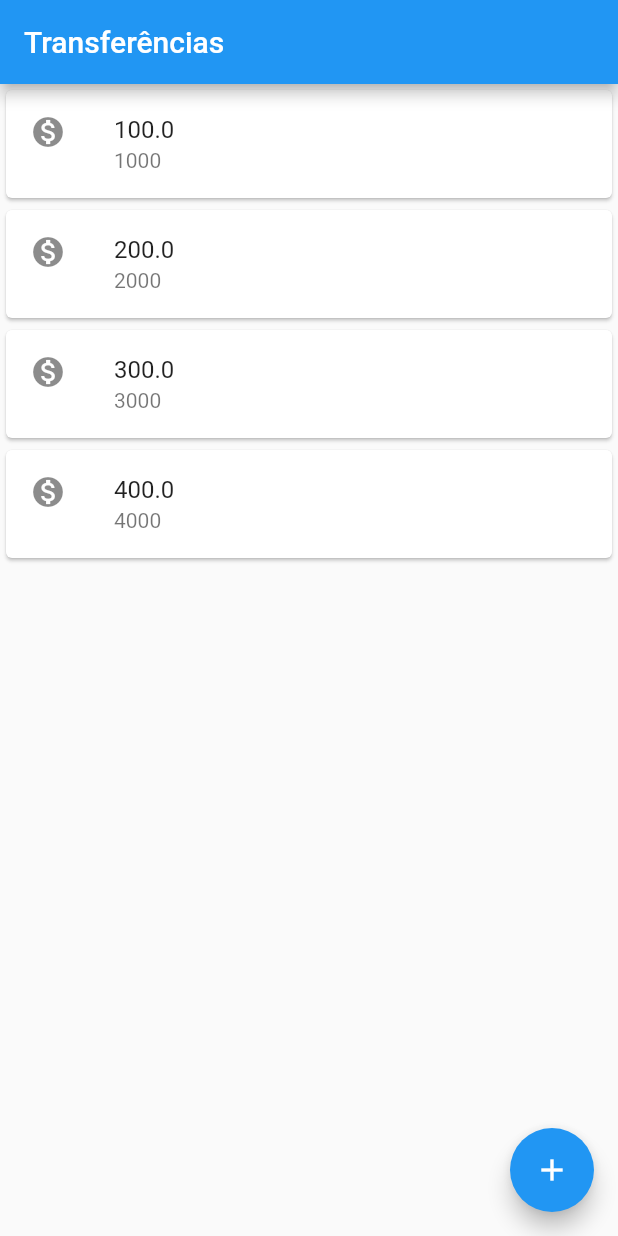
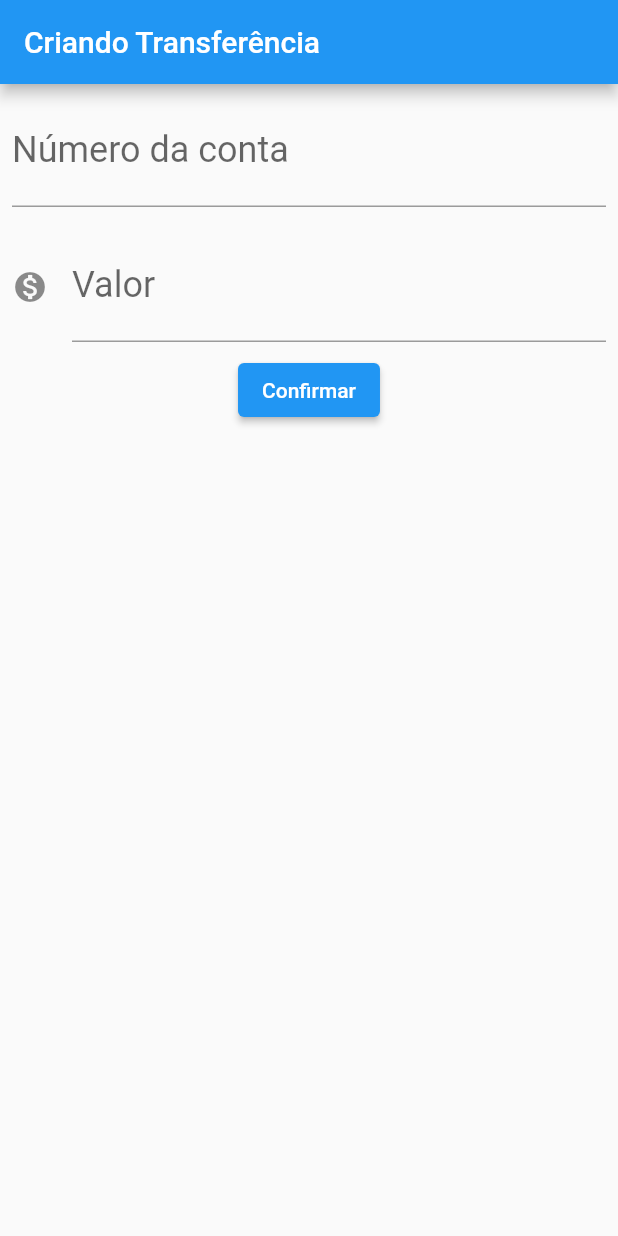
Before and after one commit to RafaelN0bre/bytebank_flutter, a Flutter app: the screen it shows after launch, on a phone screen of 412 x 824 dp. Run offline on Flutter 3.47's test engine with Material 2 defaults, Android fonts, the phone set to English and light mode, and no system bars.

Commit message:
Criando formulário e refatorando código

```diff
--- a/bytebank/lib/main.dart
+++ b/bytebank/lib/main.dart
@@ -1,36 +1,114 @@
 import 'package:flutter/material.dart';
 
-void main() => runApp(
-      MaterialApp(
-        home: Scaffold(
-          appBar: AppBar(
-            title: const Text('Transferências'),
+void main() => runApp(ByteBankApp());
+
+class FormularioTransferencia extends StatelessWidget {
+  final TextEditingController _controladorCampoNumConta =
+      TextEditingController();
+  final TextEditingController _controladorCampoValor = TextEditingController();
+
+  @override
+  Widget build(BuildContext context) {
+    return Scaffold(
+      appBar: AppBar(
+        title: Text('Criando Transferência'),
+      ),
+      body: Column(
+        children: <Widget>[
+          Padding(
+            padding: const EdgeInsets.all(8.0),
+            child: TextField(
+              controller: _controladorCampoNumConta,
+              keyboardType: TextInputType.number,
+              style: TextStyle(
+                fontSize: 24.0,
+              ),
+              decoration: InputDecoration(
+                labelText: 'Número da conta',
+                hintText: '0000',
+              ),
+            ),
           ),
-          body: ListaTransferencia(),
-          floatingActionButton: FloatingActionButton(
-            child: const Icon(Icons.add),
-            onPressed: () => {},
+          Padding(
+            padding: const EdgeInsets.all(8.0),
+            child: TextField(
+              controller: _controladorCampoValor,
+              keyboardType: TextInputType.number,
+              style: TextStyle(
+                fontSize: 24.0,
+              ),
+              decoration: InputDecoration(
+                icon: Icon(Icons.monetization_on),
+                labelText: 'Valor',
+                hintText: '0.00',
+              ),
+            ),
           ),
-        ),
+          ElevatedButton(
+            onPressed: () {
+              debugPrint("Clicou no Pressionar");
+              final int? numconta =
+                  int.tryParse(_controladorCampoNumConta.text);
+              final double? valor =
+                  double.tryParse(_controladorCampoValor.text);
+              if (numconta != null && valor != null) {
+                final transferenciacriada = Transferencia(valor, numconta);
+                ScaffoldMessenger.of(context).showSnackBar(
+                  SnackBar(
+                    content: Text('$transferenciacriada'),
+                    action: SnackBarAction(
+                      label: 'Action',
+                      onPressed: () {
+                        // Code to execute.
+                      },
+                    ),
+                  ),
+                );
+              }
+            },
+            child: Text("Confirmar"),
+          )
+        ],
       ),
     );
+  }
+}
+
+class ByteBankApp extends StatelessWidget {
+  @override
+  Widget build(BuildContext context) {
+    return MaterialApp(
+      home: Scaffold(
+        body: FormularioTransferencia(),
+      ),
+    );
+  }
+}
 
 class ListaTransferencia extends StatelessWidget {
   @override
   Widget build(BuildContext context) {
-    return Column(
-      children: <Widget>[
-        ItemTranferencia(Transferencia(100, 1000)),
-        ItemTranferencia(Transferencia(200, 2000)),
-        ItemTranferencia(Transferencia(300, 3000)),
-        ItemTranferencia(Transferencia(400, 4000)),
-      ],
+    return Scaffold(
+      appBar: AppBar(
+        title: const Text('Transferências'),
+      ),
+      body: Column(
+        children: <Widget>[
+          ItemTranferencia(Transferencia(100, 1000)),
+          ItemTranferencia(Transferencia(200, 2000)),
+          ItemTranferencia(Transferencia(300, 3000)),
+          ItemTranferencia(Transferencia(500, 5000)),
+        ],
+      ),
+      floatingActionButton: FloatingActionButton(
+        child: const Icon(Icons.add),
+        onPressed: () => {},
+      ),
     );
   }
 }
 
 class ItemTranferencia extends StatelessWidget {
-
   final Transferencia _transferencia;
 
   ItemTranferencia(this._transferencia);
@@ -47,10 +125,14 @@ class ItemTranferencia extends StatelessWidget {
   }
 }
 
-
 class Transferencia {
   final double valor;
   final int numConta;
 
   Transferencia(this.valor, this.numConta);
+
+  @override
+  String toString() {
+    return 'Transferencia{valor : $valor, numConta : $numConta';
+  }
 }
```
